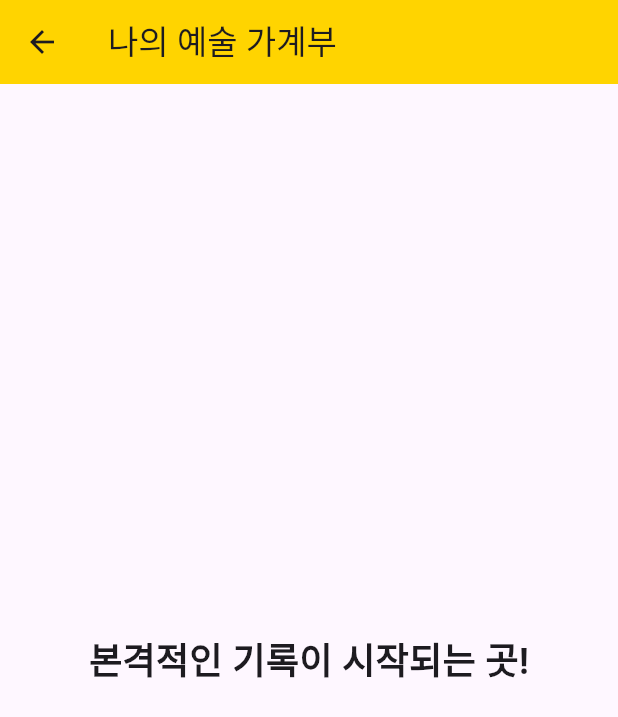
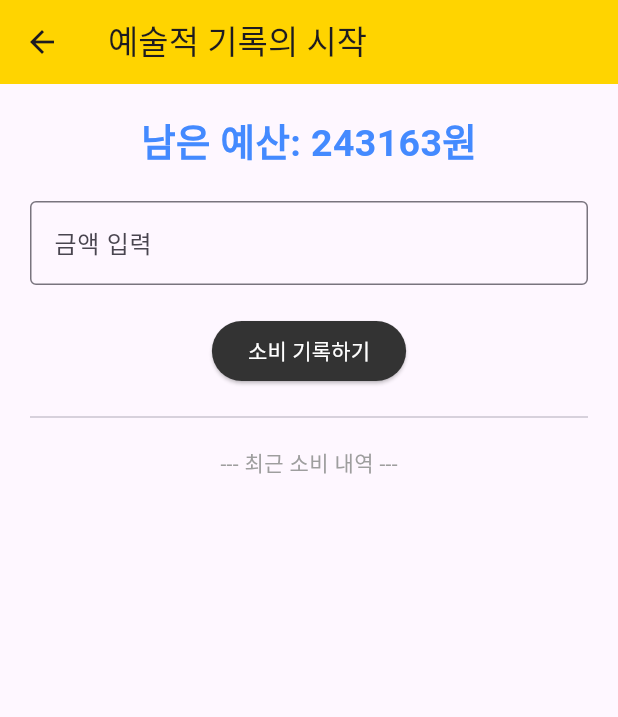
Before and after one commit to rosa4455/guild_outpost, a Flutter app: the LedgerMainPage screen opened directly, on a phone screen of 412 x 824 dp. Shown: the top 717 px of the screen. Run offline on Flutter 3.47's test engine with Material 3 defaults, Android fonts, the phone set to English and light mode, and no system bars.

Commit message:
day4
자료형 _변수명 = 파일 내부에서만 접근 가능

```diff
--- a/lib/main.dart
+++ b/lib/main.dart
@@ -1,4 +1,7 @@
 import 'package:flutter/material.dart';
+import 'package:flutter/services.dart';
+
+int _targetGold = 1000000; // 우리 길드의 최종 목표!
 
 void main() => runApp(const MaterialApp(
   home: OutpostPage(), // 처음 시작은 전초기지 페이지
@@ -49,20 +52,89 @@ class OutpostPage extends StatelessWidget{
 }
 
 // 2번 방 : 가계부 메인 (LedgerMainPage)
-class LedgerMainPage extends StatelessWidget{
+class LedgerMainPage extends StatefulWidget {
   const LedgerMainPage({super.key});
+
+  @override
+  State<LedgerMainPage> createState() => _LedgerMainPageState();
+}
+
+class _LedgerMainPageState extends State<LedgerMainPage>{
+  // 1. 숫자를 담아둘 '비서(컨트롤러)' 상자를 만듭니다.
+  final TextEditingController _moneyController = TextEditingController();
+
+  // 1-1. 초기 예산 상자를 만듭니다. ( 우리 남은 예산 380,000원!)
+  int _currentBudget = 243163;
+
+  // 1-2.기록들을 담아둘 마법의 보관함(리스트)을 만듭니다.
+  List<String> _history =[];
 
   @override
   Widget build(BuildContext context){
     return Scaffold(
       appBar: AppBar(
-        title: const Text('나의 예술 가계부'),
+        title: const Text('예술적 기록의 시작'),
         backgroundColor: const Color(0xFFFFD400),
       ),
-      body: const Center(
-        child: Text(
-          '본격적인 기록이 시작되는 곳!',
-          style: TextStyle(fontSize:24, fontWeight: FontWeight.bold),
+      body: Padding(
+        padding: const EdgeInsets.all(20.0), // 화면 가장자리 여백
+        child: Column(
+          children: [
+            // 2.남은 예산을 화면에 멋지게 표시합니다.
+            Text(
+                '남은 예산: $_currentBudget원',
+                style: const TextStyle(fontSize:25, fontWeight: FontWeight.bold, color: Colors.blueAccent),
+            ),
+            const SizedBox(height: 20),
+
+            // 글자를 입력받는 창
+            TextField(
+              // 2-1. 입력창과 비서를 연결합니다! 이제 이 창에 쓰는 건 비서가 다 기억해요.
+              controller: _moneyController,
+              decoration: const InputDecoration(
+                labelText: '금액 입력',
+                border: OutlineInputBorder()),
+              keyboardType: TextInputType.number, // 숫자 키보드가 바로 뜨게!
+
+              // 숫자만 입력하게 하기.
+              inputFormatters: [FilteringTextInputFormatter.digitsOnly],
+            ),
+            const SizedBox(height: 20),
+
+            // 3. 비서가 잘 기억하고 있는지 확인하는 버튼!
+            ElevatedButton(
+              onPressed: (){
+                // [핵심 마법] 글자를 숫자로 바꿔서 예산에서 뺍니다!
+                setState(() {
+                  //입력된 글자를 숫자로 변환 (없으면 0으로 처리)
+                  int spend = int.tryParse(_moneyController.text) ?? 0;
+                  if (spend > 0) {
+                    _currentBudget -= spend; // 예산 차감
+
+                    // 기록 보관함에 새 기록 추가
+                    _history.insert(0, "-$spend원 사용됨");
+                    _moneyController.clear();
+                  }
+                  });
+              },
+              style: ElevatedButton.styleFrom(backgroundColor: const Color(0xFF333333)),
+              child: const Text('소비 기록하기', style: TextStyle(color: Colors.white)),
+            ),
+            const Divider(height:40), // 구분선
+            const Text('--- 최근 소비 내역 ---', style: TextStyle(color: Colors.grey)),
+            // 보관함에 있는 기록들을 화면에 뿌려줍니다.
+            Expanded(
+              child: ListView.builder(
+                  itemCount: _history.length,
+              itemBuilder: (context, index){
+                    return ListTile(
+                      leading: const Icon(Icons.remove_circle_outline, color: Colors.redAccent),
+                    title: Text(_history[index],style: const TextStyle(fontSize:18)),
+                    );
+              },
+              ),
+            ),
+          ],
         ),
       ),
     );
```
